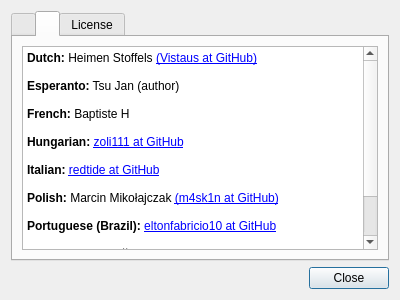
First picture: the form in about.ui, repository tsujan/Arqiver, before the edit.
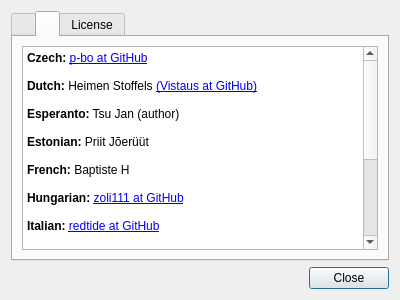
Second picture: the form after the edit. The open tabs and pages were chosen to show the change.

```diff
--- a/about.ui
+++ b/about.ui
@@ -97,10 +97,14 @@
 &lt;html&gt;&lt;head&gt;&lt;meta name=&quot;qrichtext&quot; content=&quot;1&quot; /&gt;&lt;style type=&quot;text/css&quot;&gt;
 p, li { white-space: pre-wrap; }
 &lt;/style&gt;&lt;/head&gt;&lt;body style=&quot;  font-weight:400; font-style:normal;&quot;&gt;
+&lt;p style=&quot; margin-top:0px; margin-bottom:0px; margin-left:0px; margin-right:0px; -qt-block-indent:0; text-indent:0px;&quot;&gt;&lt;span style=&quot; font-weight:600;&quot;&gt;Czech:&lt;/span&gt; &lt;a href=&quot;https://github.com/p-bo&quot;&gt;p-bo at GitHub&lt;/a&gt;&lt;/p&gt;
+&lt;p style=&quot;-qt-paragraph-type:empty; margin-top:0px; margin-bottom:0px; margin-left:0px; margin-right:0px; -qt-block-indent:0; text-indent:0px;&quot;&gt;&lt;br /&gt;&lt;/p&gt;
 &lt;p style=&quot; margin-top:0px; margin-bottom:0px; margin-left:0px; margin-right:0px; -qt-block-indent:0; text-indent:0px;&quot;&gt;&lt;span style=&quot; font-weight:600;&quot;&gt;Dutch:&lt;/span&gt; Heimen Stoffels &lt;a href=&quot;https://github.com/Vistaus&quot;&gt;(Vistaus at GitHub)&lt;/a&gt;&lt;/p&gt;
 &lt;p style=&quot;-qt-paragraph-type:empty; margin-top:0px; margin-bottom:0px; margin-left:0px; margin-right:0px; -qt-block-indent:0; text-indent:0px;&quot;&gt;&lt;br /&gt;&lt;/p&gt;
 &lt;p style=&quot; margin-top:0px; margin-bottom:0px; margin-left:0px; margin-right:0px; -qt-block-indent:0; text-indent:0px;&quot;&gt;&lt;span style=&quot; font-weight:600;&quot;&gt;Esperanto:&lt;/span&gt; Tsu Jan (author)&lt;/p&gt;
 &lt;p style=&quot;-qt-paragraph-type:empty; margin-top:0px; margin-bottom:0px; margin-left:0px; margin-right:0px; -qt-block-indent:0; text-indent:0px;&quot;&gt;&lt;br /&gt;&lt;/p&gt;
+&lt;p style=&quot; margin-top:0px; margin-bottom:0px; margin-left:0px; margin-right:0px; -qt-block-indent:0; text-indent:0px;&quot;&gt;&lt;span style=&quot; font-weight:600;&quot;&gt;Estonian:&lt;/span&gt; Priit Jõerüüt&lt;/p&gt;
+&lt;p style=&quot;-qt-paragraph-type:empty; margin-top:0px; margin-bottom:0px; margin-left:0px; margin-right:0px; -qt-block-indent:0; text-indent:0px;&quot;&gt;&lt;br /&gt;&lt;/p&gt;
 &lt;p style=&quot; margin-top:0px; margin-bottom:0px; margin-left:0px; margin-right:0px; -qt-block-indent:0; text-indent:0px;&quot;&gt;&lt;span style=&quot; font-weight:600;&quot;&gt;French:&lt;/span&gt; Baptiste H&lt;/p&gt;
 &lt;p style=&quot;-qt-paragraph-type:empty; margin-top:0px; margin-bottom:0px; margin-left:0px; margin-right:0px; -qt-block-indent:0; text-indent:0px;&quot;&gt;&lt;br /&gt;&lt;/p&gt;
 &lt;p style=&quot; margin-top:0px; margin-bottom:0px; margin-left:0px; margin-right:0px; -qt-block-indent:0; text-indent:0px;&quot;&gt;&lt;span style=&quot; font-weight:600;&quot;&gt;Hungarian:&lt;/span&gt; &lt;a href=&quot;https://github.com/zoli111&quot;&gt;zoli111 at GitHub&lt;/a&gt;&lt;/p&gt;
@@ -109,9 +113,11 @@
 &lt;p style=&quot;-qt-paragraph-type:empty; margin-top:0px; margin-bottom:0px; margin-left:0px; margin-right:0px; -qt-block-indent:0; text-indent:0px;&quot;&gt;&lt;br /&gt;&lt;/p&gt;
 &lt;p style=&quot; margin-top:0px; margin-bottom:0px; margin-left:0px; margin-right:0px; -qt-block-indent:0; text-indent:0px;&quot;&gt;&lt;span style=&quot; font-weight:600;&quot;&gt;Polish:&lt;/span&gt; Marcin Mikołajczak &lt;a href=&quot;https://github.com/m4sk1n&quot;&gt;(m4sk1n at GitHub)&lt;/a&gt;&lt;/p&gt;
 &lt;p style=&quot;-qt-paragraph-type:empty; margin-top:0px; margin-bottom:0px; margin-left:0px; margin-right:0px; -qt-block-indent:0; text-indent:0px;&quot;&gt;&lt;br /&gt;&lt;/p&gt;
+&lt;p style=&quot; margin-top:0px; margin-bottom:0px; margin-left:0px; margin-right:0px; -qt-block-indent:0; text-indent:0px;&quot;&gt;&lt;span style=&quot; font-weight:600;&quot;&gt;Portuguese:&lt;/span&gt; Hugo Carvalho &lt;a href=&quot;https://github.com/hugok79&quot;&gt;(hugok79 at GitHub)&lt;/a&gt;&lt;/p&gt;
+&lt;p style=&quot;-qt-paragraph-type:empty; margin-top:0px; margin-bottom:0px; margin-left:0px; margin-right:0px; -qt-block-indent:0; text-indent:0px;&quot;&gt;&lt;br /&gt;&lt;/p&gt;
 &lt;p style=&quot; margin-top:0px; margin-bottom:0px; margin-left:0px; margin-right:0px; -qt-block-indent:0; text-indent:0px;&quot;&gt;&lt;span style=&quot; font-weight:600;&quot;&gt;Portuguese (Brazil):&lt;/span&gt; &lt;a href=&quot;https://github.com/eltonfabricio10&quot;&gt;eltonfabricio10 at GitHub&lt;/a&gt;&lt;/p&gt;
 &lt;p style=&quot;-qt-paragraph-type:empty; margin-top:0px; margin-bottom:0px; margin-left:0px; margin-right:0px; -qt-block-indent:0; text-indent:0px;&quot;&gt;&lt;br /&gt;&lt;/p&gt;
-&lt;p style=&quot; margin-top:0px; margin-bottom:0px; margin-left:0px; margin-right:0px; -qt-block-indent:0; text-indent:0px;&quot;&gt;&lt;span style=&quot; font-weight:600;&quot;&gt;Russian:&lt;/span&gt; Николай Смольянинов &lt;a href=&quot;https://github.com/smolnp&quot;&gt;(smolnp at GitHub)&lt;/a&gt;&lt;/p&gt;
+&lt;p style=&quot; margin-top:0px; margin-bottom:0px; margin-left:0px; margin-right:0px; -qt-block-indent:0; text-indent:0px;&quot;&gt;&lt;span style=&quot; font-weight:600;&quot;&gt;Russian:&lt;/span&gt; Николай Смольянинов &lt;a href=&quot;https://github.com/smolnp&quot;&gt;(smolnp at GitHub)&lt;/a&gt;, Pavel Shlyak &lt;a href=&quot;https://github.com/shlyakpavel&quot;&gt;(shlyakpavel at GitHub)&lt;/a&gt;&lt;/p&gt;
 &lt;p style=&quot;-qt-paragraph-type:empty; margin-top:0px; margin-bottom:0px; margin-left:0px; margin-right:0px; -qt-block-indent:0; text-indent:0px;&quot;&gt;&lt;br /&gt;&lt;/p&gt;
 &lt;p style=&quot; margin-top:0px; margin-bottom:0px; margin-left:0px; margin-right:0px; -qt-block-indent:0; text-indent:0px;&quot;&gt;&lt;span style=&quot; font-weight:600;&quot;&gt;Ukrainian:&lt;/span&gt; Ihor Hordiichuk &lt;a href=&quot;https://github.com/IhorHordiichuk&quot;&gt;(IhorHordiichuk at GitHub)&lt;/a&gt;, Taras Panchenko &lt;a href=&quot;https://github.com/TarasPanchenko&quot;&gt;(TarasPanchenko at GitHub)&lt;/a&gt;&lt;/p&gt;
 &lt;/body&gt;&lt;/html&gt;</string>
```
